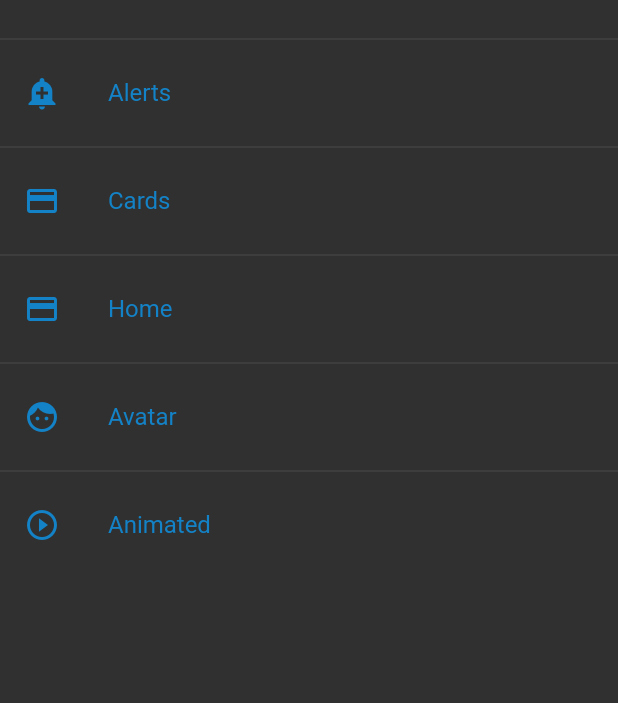
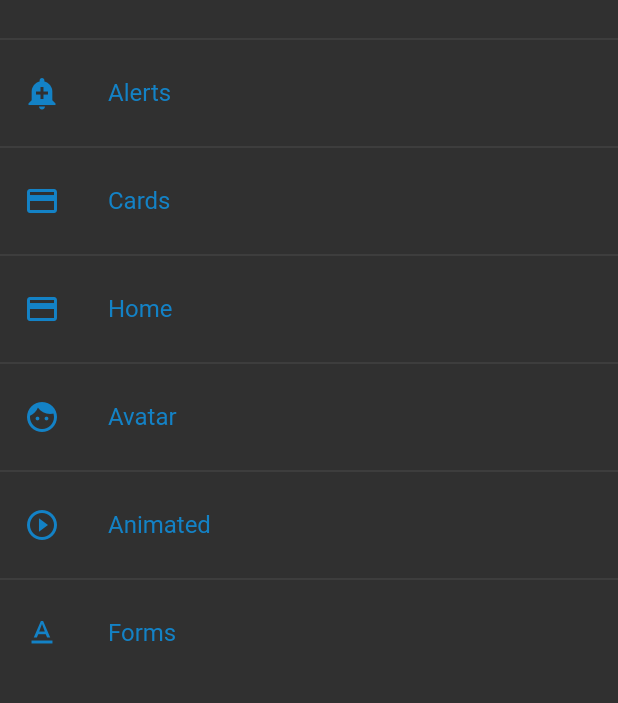
Before and after one commit to gabriel12QK/primer_app_flutter, a Flutter app: the screen it shows after launch, on a phone screen of 412 x 824 dp, the part 141-844 px from its top. Run offline on Flutter 3.47's test engine with Material 2 defaults, Android fonts, the phone set to English and light mode, and no system bars.

Commit message:
form widget

```diff
--- a/lib/router/app_routes.dart
+++ b/lib/router/app_routes.dart
@@ -38,7 +38,12 @@ class AppRoutes {
         route: 'Animated',
         name: 'Animated',
         screen: AnimatedScreen(),
-        icon: Icons.play_circle_outline_outlined)
+        icon: Icons.play_circle_outline_outlined),
+        MenuOption(
+        route: 'Forms',
+        name: 'Forms',
+        screen: InputsScreen(),
+        icon: Icons.text_format_sharp)
   ];
 
   static Map<String, Widget Function(BuildContext)> getAppRoutes() {
--- a/lib/screens/screens.dart
+++ b/lib/screens/screens.dart
@@ -5,3 +5,4 @@ export 'package:listview/screens/listview1.dart';
 export 'package:listview/screens/alert_creen.dart';
 export 'package:listview/screens/card_screen.dart';
 export 'package:listview/screens/home_screen.dart';
+export 'package:listview/screens/inputs_screens.dart';
--- a/lib/themes/theme.dart
+++ b/lib/themes/theme.dart
@@ -45,7 +45,32 @@ class AppTheme with ChangeNotifier {
         shape: RoundedRectangleBorder(borderRadius: BorderRadius.circular(20)),
       ),
       floatingActionButtonTheme:
-          FloatingActionButtonThemeData(backgroundColor: primary));
+          FloatingActionButtonThemeData(backgroundColor: primary),
+      inputDecorationTheme: const InputDecorationTheme(
+          floatingLabelStyle: TextStyle(
+            color: primary,
+          ),
+
+          enabledBorder: OutlineInputBorder(
+              borderSide: BorderSide(color: primary),
+              borderRadius: BorderRadius.only(
+                  bottomLeft: Radius.circular(20),
+                  topRight: Radius.circular(20)
+                  )),
+          focusedBorder: OutlineInputBorder(
+              borderSide: BorderSide(color: primaryDark),
+              borderRadius: BorderRadius.only(
+                  bottomLeft: Radius.circular(20),
+                  topRight: Radius.circular(20)
+                  )),
+          border: OutlineInputBorder(
+              borderSide: BorderSide(color: primary),
+              borderRadius: BorderRadius.only(
+                  bottomLeft: Radius.circular(20),
+                  topRight: Radius.circular(20)
+                  )),
+                  )
+    );
 
   static final ThemeData theme_dark = ThemeData.dark().copyWith(
     appBarTheme: const AppBarTheme(
@@ -77,5 +102,6 @@ class AppTheme with ChangeNotifier {
       shape: RoundedRectangleBorder(borderRadius: BorderRadius.circular(20)),
     ),
     floatingActionButtonTheme:
-          FloatingActionButtonThemeData(backgroundColor: secondary),);
+        FloatingActionButtonThemeData(backgroundColor: secondary),
+  );
 }
--- a/lib/widgets/widget.dart
+++ b/lib/widgets/widget.dart
@@ -1,2 +1,4 @@
+
 export 'package:listview/widgets/cards2.dart';
 export 'package:listview/widgets/cards.dart';
+export 'package:listview/widgets/custom_input_field.dart';
```
Also changed, not shown: lib/screens/inputs_screens.dart (added, +83 -0 lines), lib/widgets/custom_input_field.dart (added, +46 -0 lines). Lines whose indentation alone changed are shown as unchanged.
